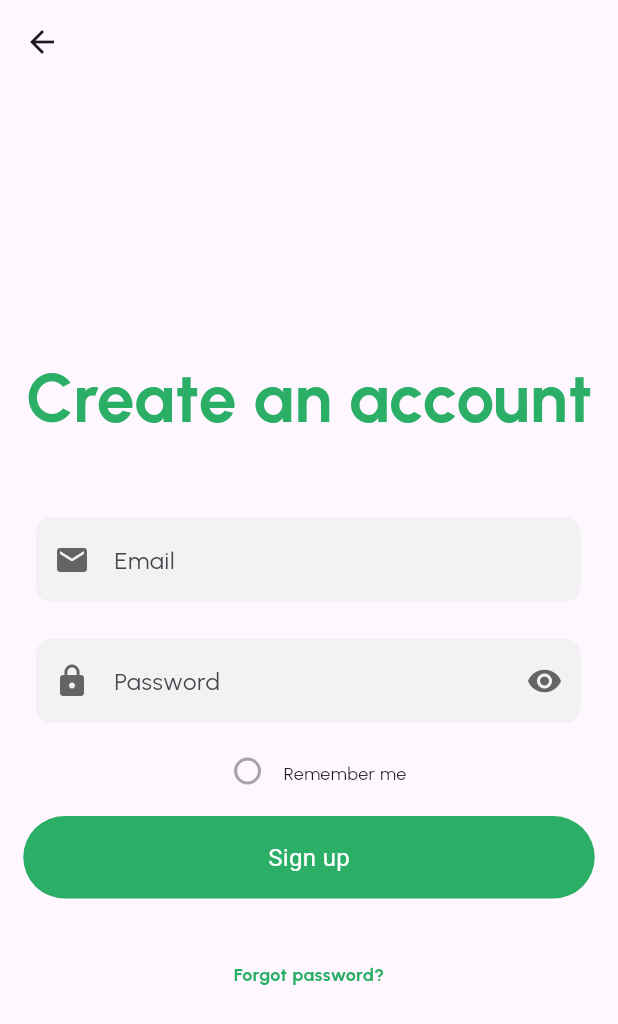
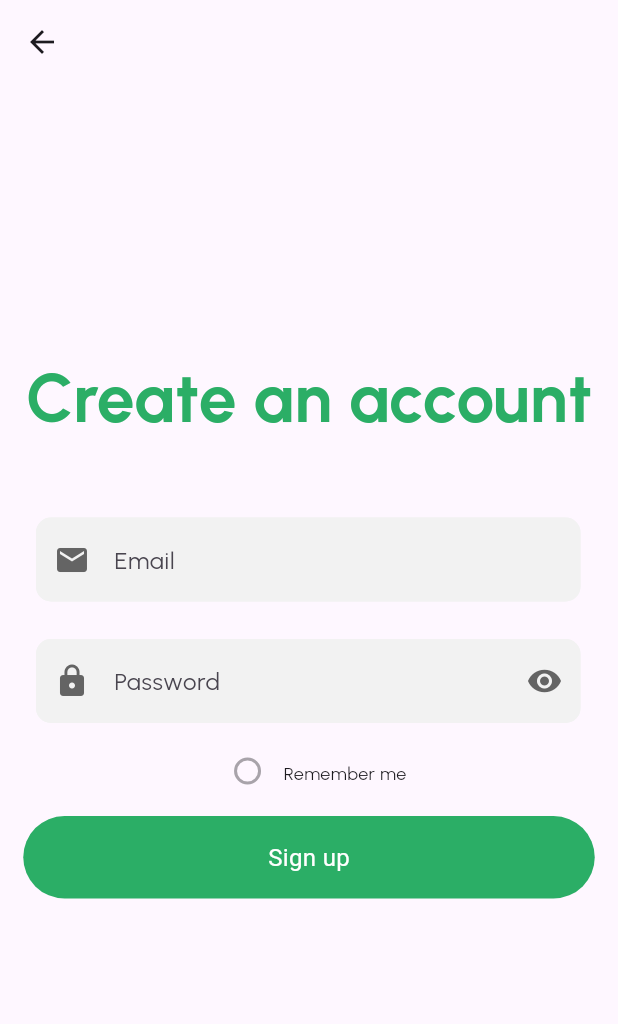
Before and after one commit to FAHIMSHAKIL102/hall_management_ui, a Flutter app: the SignupScreen screen opened directly, on a phone screen of 412 x 824 dp. Shown: the top 1024 px of the screen. Run offline on Flutter 3.47's test engine with Material 3 defaults, Android fonts, the phone set to English and light mode, and no system bars; our stand-ins replace intl_phone_field, pin_code_fields; Roboto replaces fonts that are missing (Urbanist-Medium).

Commit message:
add_forgotpassscreen

```diff
--- a/lib/pages/signup_screen.dart
+++ b/lib/pages/signup_screen.dart
@@ -70,21 +70,9 @@ class SignupScreen extends StatelessWidget {
               ),
               child: Mybutton(title: 'Sign up'),
             ),
-            SizedBox(height: 42),
-            SizedBox(
-              child: Text(
-                'Forgot password?',
-                style: TextStyle(
-                  fontSize: 12,
-                  fontFamily: 'Urbanist',
-                  color: Color(0xff2BAE66),
-                  fontWeight: FontWeight.w700,
-                ),
-              ),
-            ),
-            SizedBox(height: 177),
+            SizedBox(height: 233),
             Container(
-              //margin: EdgeInsets.only(bottom: 45),
+              margin: EdgeInsets.only(bottom: 45),
               child: Row(
                 mainAxisAlignment: .center,
                 children: [
--- a/lib/pages/varification_screen.dart
+++ b/lib/pages/varification_screen.dart
@@ -16,12 +16,13 @@ class VarificationScreen extends StatelessWidget {
           crossAxisAlignment: .center,
           children: [
             Container(
-              margin: EdgeInsets.only(top: 154),
+              margin: EdgeInsets.only(top: 156),
               height: 60,
               child: myText45('Please verify'),
             ),
             SizedBox(height: 40),
             Container(
+              height: 17,
               child: Text('Please Check your email for the varification code'),
             ),
             SizedBox(height: 48),
```
Also changed, not shown: lib/pages/confirmation_screen.dart (+6 -3 lines), lib/pages/forgot_pass_screen.dart (added, +53 -0 lines), lib/pages/signin_screen.dart (+10 -3 lines).
